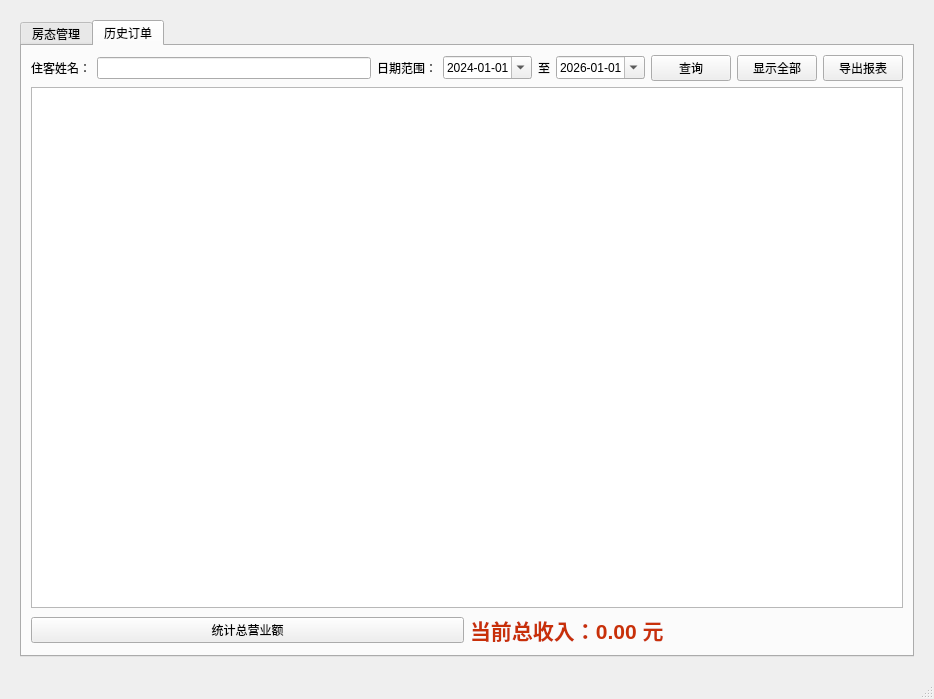
Old version of the form HotelSystem/mainwindow.ui in the repository Floraluke/Qt_github.
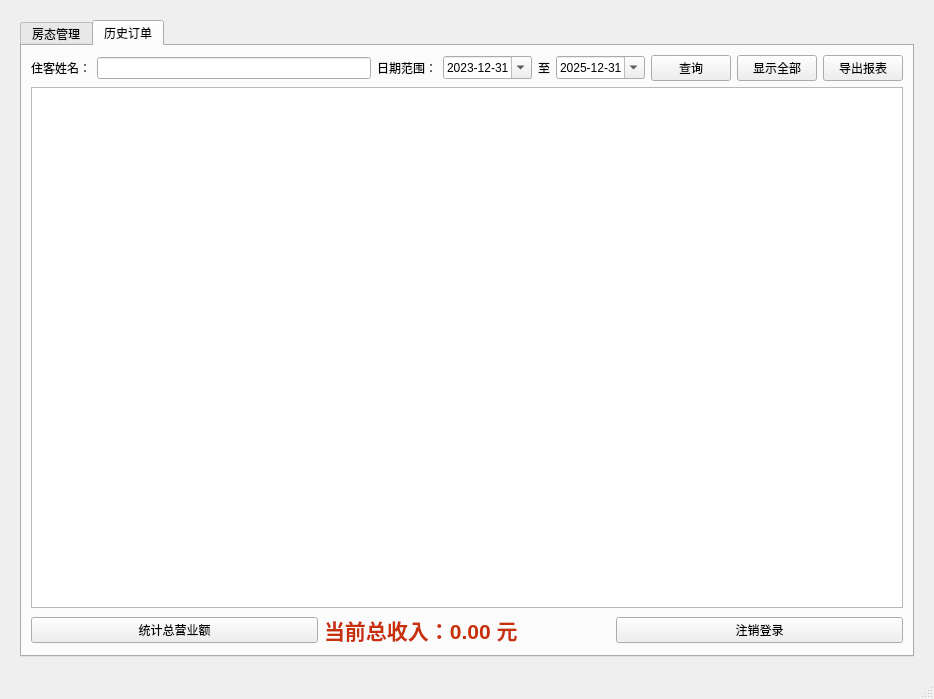
New version of the form.

Commit message: 修改登录功能

Diff of the .ui file:
```diff
--- a/HotelSystem/mainwindow.ui
+++ b/HotelSystem/mainwindow.ui
@@ -111,9 +111,9 @@
               <hour>0</hour>
               <minute>0</minute>
               <second>0</second>
-              <year>2024</year>
-              <month>1</month>
-              <day>1</day>
+              <year>2023</year>
+              <month>12</month>
+              <day>31</day>
              </datetime>
             </property>
             <property name="displayFormat">
@@ -138,9 +138,9 @@
               <hour>0</hour>
               <minute>0</minute>
               <second>0</second>
-              <year>2026</year>
-              <month>1</month>
-              <day>1</day>
+              <year>2025</year>
+              <month>12</month>
+              <day>31</day>
              </datetime>
             </property>
             <property name="displayFormat">
@@ -202,6 +202,13 @@
             </property>
            </widget>
           </item>
+          <item>
+           <widget class="QPushButton" name="btnLogout_2">
+            <property name="text">
+             <string>注销登录</string>
+            </property>
+           </widget>
+          </item>
          </layout>
         </item>
        </layout>
```
Left out of the diff: 7 changed lines with no effect on the pictures. The commit also changes 8 other files.
